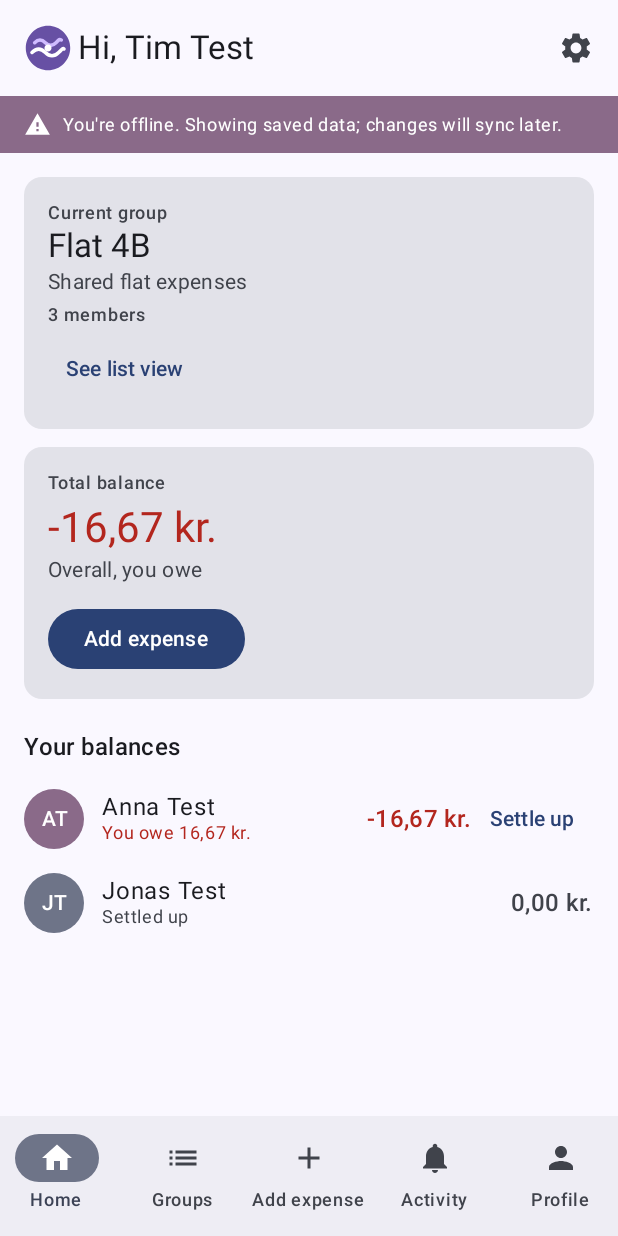
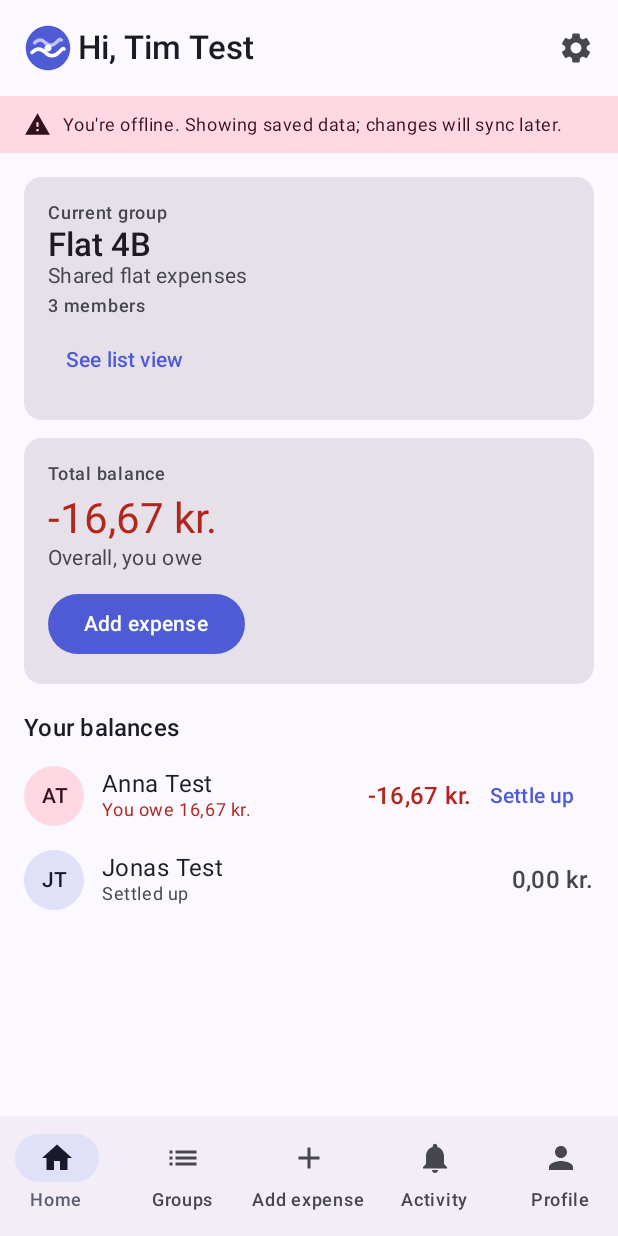
Before and after one commit to timebr/MSD2026-Group3-Android, an Android app built with Jetpack Compose: the screen it shows after launch (MainActivity), on a phone screen of 412 x 824 dp. Run offline under Robolectric (Android 15) with nearby library versions, the phone set to English and light mode, and no system bars.

Commit message:
style(ui): refresh the theme with a blue-violet palette to match the logo
Shift the app colors toward blue-violet and use the brand color scheme
instead of dynamic color, with slightly refined typography. Only visual
styling is changed.

```diff
--- a/app/src/main/java/com/example/oweowe/ui/theme/Color.kt
+++ b/app/src/main/java/com/example/oweowe/ui/theme/Color.kt
@@ -2,10 +2,17 @@ package com.example.oweowe.ui.theme
 
 import androidx.compose.ui.graphics.Color
 
-val Purple80 = Color(0xFFD0BCFF)
-val PurpleGrey80 = Color(0xFFCCC2DC)
-val Pink80 = Color(0xFFEFB8C8)
+// A blue-violet palette tuned to match the app logo.
+val Indigo40 = Color(0xFF4F5BD5)
+val IndigoContainer40 = Color(0xFFE0E0FF)
+val OnIndigoContainer40 = Color(0xFF0A0664)
+val IndigoGrey40 = Color(0xFF5B5D72)
+val IndigoGreyContainer40 = Color(0xFFE1E0F9)
+val Teal40 = Color(0xFF3B668C)
 
-val Purple40 = Color(0xFF6650a4)
-val PurpleGrey40 = Color(0xFF625b71)
-val Pink40 = Color(0xFF7D5260)
+val Indigo80 = Color(0xFFBEC2FF)
+val IndigoContainer80 = Color(0xFF353BAA)
+val OnIndigoContainer80 = Color(0xFFE0E0FF)
+val IndigoGrey80 = Color(0xFFC5C4DD)
+val IndigoGreyContainer80 = Color(0xFF444559)
+val Teal80 = Color(0xFFA3C9FF)
--- a/app/src/main/java/com/example/oweowe/ui/theme/Theme.kt
+++ b/app/src/main/java/com/example/oweowe/ui/theme/Theme.kt
@@ -1,6 +1,5 @@
 package com.example.oweowe.ui.theme
 
-import android.app.Activity
 import android.os.Build
 import androidx.compose.foundation.isSystemInDarkTheme
 import androidx.compose.material3.MaterialTheme
@@ -9,36 +8,47 @@ import androidx.compose.material3.dynamicDarkColorScheme
 import androidx.compose.material3.dynamicLightColorScheme
 import androidx.compose.material3.lightColorScheme
 import androidx.compose.runtime.Composable
+import androidx.compose.ui.graphics.Color
 import androidx.compose.ui.platform.LocalContext
 
 private val DarkColorScheme = darkColorScheme(
-    primary = Purple80,
-    secondary = PurpleGrey80,
-    tertiary = Pink80
+    primary = Indigo80,
+    onPrimary = Color(0xFF1A208F),
+    primaryContainer = IndigoContainer80,
+    onPrimaryContainer = OnIndigoContainer80,
+    secondary = IndigoGrey80,
+    onSecondary = Color(0xFF2E2F42),
+    secondaryContainer = IndigoGreyContainer80,
+    onSecondaryContainer = Color(0xFFE1E0F9),
+    tertiary = Teal80,
+    onTertiary = Color(0xFF00315E),
 )
 
 private val LightColorScheme = lightColorScheme(
-    primary = Purple40,
-    secondary = PurpleGrey40,
-    tertiary = Pink40
-
-    /* Other default colors to override
-    background = Color(0xFFFFFBFE),
-    surface = Color(0xFFFFFBFE),
+    primary = Indigo40,
     onPrimary = Color.White,
+    primaryContainer = IndigoContainer40,
+    onPrimaryContainer = OnIndigoContainer40,
+    secondary = IndigoGrey40,
     onSecondary = Color.White,
+    secondaryContainer = IndigoGreyContainer40,
+    onSecondaryContainer = Color(0xFF181A2C),
+    tertiary = Teal40,
     onTertiary = Color.White,
-    onBackground = Color(0xFF1C1B1F),
-    onSurface = Color(0xFF1C1B1F),
-    */
+    background = Color(0xFFFBF8FF),
+    surface = Color(0xFFFBF8FF),
+    onBackground = Color(0xFF1B1B21),
+    onSurface = Color(0xFF1B1B21),
+    surfaceVariant = Color(0xFFE3E1EC),
+    onSurfaceVariant = Color(0xFF46464F),
 )
 
 @Composable
 fun OweOweTheme(
     darkTheme: Boolean = isSystemInDarkTheme(),
-    // Dynamic color is available on Android 12+
-    dynamicColor: Boolean = true,
-    content: @Composable () -> Unit
+    // Use the app's brand colors so the UI matches the logo.
+    dynamicColor: Boolean = false,
+    content: @Composable () -> Unit,
 ) {
     val colorScheme = when {
         dynamicColor && Build.VERSION.SDK_INT >= Build.VERSION_CODES.S -> {
@@ -53,6 +63,6 @@ fun OweOweTheme(
     MaterialTheme(
         colorScheme = colorScheme,
         typography = Typography,
-        content = content
+        content = content,
     )
 }
--- a/app/src/main/java/com/example/oweowe/ui/theme/Type.kt
+++ b/app/src/main/java/com/example/oweowe/ui/theme/Type.kt
@@ -6,29 +6,40 @@ import androidx.compose.ui.text.font.FontFamily
 import androidx.compose.ui.text.font.FontWeight
 import androidx.compose.ui.unit.sp
 
-// Set of Material typography styles to start with
 val Typography = Typography(
+    titleLarge = TextStyle(
+        fontFamily = FontFamily.Default,
+        fontWeight = FontWeight.SemiBold,
+        fontSize = 22.sp,
+        lineHeight = 28.sp,
+        letterSpacing = 0.sp,
+    ),
+    titleMedium = TextStyle(
+        fontFamily = FontFamily.Default,
+        fontWeight = FontWeight.SemiBold,
+        fontSize = 16.sp,
+        lineHeight = 24.sp,
+        letterSpacing = 0.15.sp,
+    ),
     bodyLarge = TextStyle(
         fontFamily = FontFamily.Default,
         fontWeight = FontWeight.Normal,
         fontSize = 16.sp,
         lineHeight = 24.sp,
-        letterSpacing = 0.5.sp
-    )
-    /* Other default text styles to override
-    titleLarge = TextStyle(
+        letterSpacing = 0.3.sp,
+    ),
+    bodyMedium = TextStyle(
         fontFamily = FontFamily.Default,
         fontWeight = FontWeight.Normal,
-        fontSize = 22.sp,
-        lineHeight = 28.sp,
-        letterSpacing = 0.sp
+        fontSize = 14.sp,
+        lineHeight = 20.sp,
+        letterSpacing = 0.2.sp,
     ),
-    labelSmall = TextStyle(
+    labelLarge = TextStyle(
         fontFamily = FontFamily.Default,
         fontWeight = FontWeight.Medium,
-        fontSize = 11.sp,
-        lineHeight = 16.sp,
-        letterSpacing = 0.5.sp
-    )
-    */
+        fontSize = 14.sp,
+        lineHeight = 20.sp,
+        letterSpacing = 0.1.sp,
+    ),
 )
--- a/app/src/main/res/drawable/ic_launcher_background.xml
+++ b/app/src/main/res/drawable/ic_launcher_background.xml
@@ -4,6 +4,6 @@
     android:viewportWidth="108"
     android:viewportHeight="108">
     <path
-        android:fillColor="#EADDFF"
+        android:fillColor="#E0E0FF"
         android:pathData="M0,0h108v108h-108z" />
 </vector>
--- a/app/src/main/res/drawable/ic_launcher_foreground.xml
+++ b/app/src/main/res/drawable/ic_launcher_foreground.xml
@@ -9,7 +9,7 @@
         android:translateX="21.6"
         android:translateY="21.6">
         <path
-            android:fillColor="#6750A4"
+            android:fillColor="#4F5BD5"
             android:pathData="M54,54m-50,0a50,50 0,1 1,100 0a50,50 0,1 1,-100 0" />
         <path
             android:fillColor="#FFFFFF"
@@ -23,7 +23,7 @@
             android:fillColor="#FFFFFF"
             android:pathData="M24,42c8,-8 16,-8 24,0s16,8 24,0s8,-8 12,-6"
             android:strokeWidth="8"
-            android:strokeColor="#D0BCFF"
+            android:strokeColor="#BEC2FF"
             android:strokeLineCap="round"
             android:fillAlpha="0" />
         <path
--- a/app/src/main/res/drawable/ic_logo.xml
+++ b/app/src/main/res/drawable/ic_logo.xml
@@ -4,7 +4,7 @@
     android:viewportWidth="108"
     android:viewportHeight="108">
     <path
-        android:fillColor="#6750A4"
+        android:fillColor="#4F5BD5"
         android:pathData="M54,54m-50,0a50,50 0,1 1,100 0a50,50 0,1 1,-100 0" />
     <path
         android:fillColor="#FFFFFF"
@@ -18,7 +18,7 @@
         android:fillColor="#FFFFFF"
         android:pathData="M24,42c8,-8 16,-8 24,0s16,8 24,0s8,-8 12,-6"
         android:strokeWidth="8"
-        android:strokeColor="#D0BCFF"
+        android:strokeColor="#BEC2FF"
         android:strokeLineCap="round"
         android:fillAlpha="0" />
     <path
```
